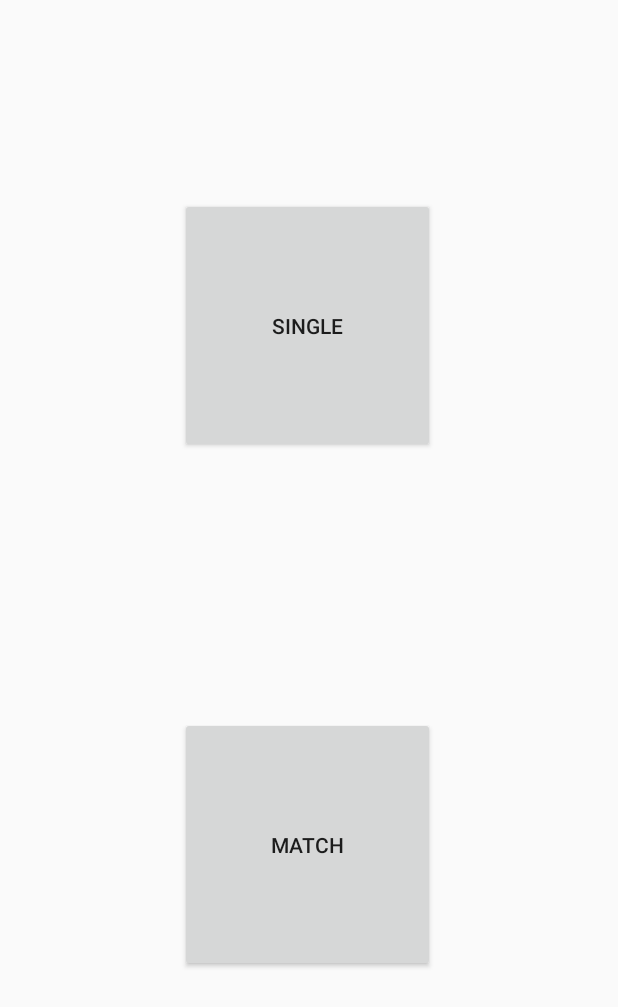
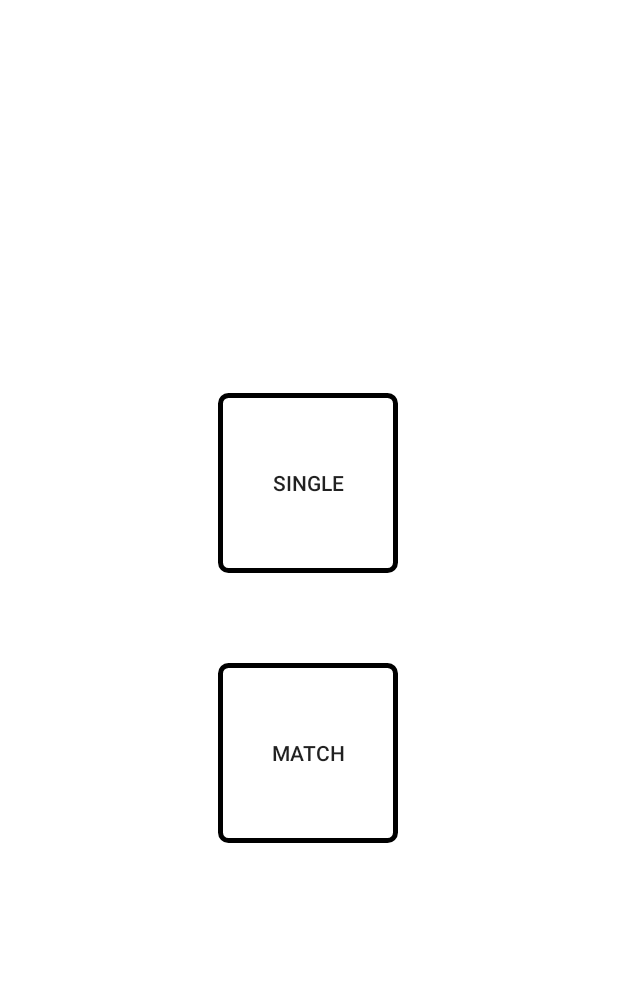
Before and after one commit to frokogithub/QuickScore, an Android app: the screen it shows after launch (MainActivity), on a phone screen of 412 x 824 dp. Shown: the top 1007 px of the screen. Run offline under Robolectric (Android 15) with nearby library versions, the phone set to English and light mode, and no system bars.

Commit message:
popr edytowanie

```diff
--- a/app/src/main/AndroidManifest.xml
+++ b/app/src/main/AndroidManifest.xml
@@ -13,16 +13,17 @@
         android:roundIcon="@mipmap/ic_launcher_round"
         android:supportsRtl="true"
         android:theme="@style/AppTheme.NoActionBar">
-        <activity android:name=".MainActivity">
+        <activity android:name=".MainActivity"
+            android:screenOrientation="portrait">
             <intent-filter>
                 <action android:name="android.intent.action.MAIN" />
                 <category android:name="android.intent.category.LAUNCHER"/>
-
             </intent-filter>
         </activity>
 
         <activity
-            android:name="SingleActivity">
+            android:name="SingleActivity"
+            android:screenOrientation="portrait">
         </activity>
 
         <activity
--- a/app/src/main/java/com/example/quickscore/SingleActivity.java
+++ b/app/src/main/java/com/example/quickscore/SingleActivity.java
@@ -105,7 +105,7 @@ public class SingleActivity extends BaseActivity {
                             unmarkEnd(editedEndIndex);
                             end[endIndex].setEditable(true);
                         }else{
-                            endIndex++;
+                            if (endIndex < NUMBER_OF_ENDS) endIndex++;
                             unmarkEnd(endIndex-1);
                         }
 
@@ -120,7 +120,7 @@ public class SingleActivity extends BaseActivity {
                         if(index!=endIndex){
                             editInProgressFlag = true;
                             editedEndIndex = index;
-                            unmarkEnd(endIndex);
+                            if(endIndex<NUMBER_OF_ENDS)unmarkEnd(endIndex);
                             markEnd(editedEndIndex);
                             end[endIndex].setEditable(false);
                             updateTotalSum();
@@ -295,7 +295,7 @@ public class SingleActivity extends BaseActivity {
         }else{
             activeEndIndex = endIndex;
         }
-        end[activeEndIndex].addScore(score);
+        if(activeEndIndex<NUMBER_OF_ENDS)end[activeEndIndex].addScore(score);
     }
 
 
--- /dev/null
+++ b/app/src/main/res/drawable/start_button_background.xml
@@ -0,0 +1,10 @@
+<?xml version="1.0" encoding="utf-8"?>
+<shape xmlns:android="http://schemas.android.com/apk/res/android"
+    android:shape="rectangle">
+
+    <solid android:color="@color/white_background"/>
+    <stroke android:width="3dp"
+        android:color="@color/black"/>
+    <corners
+        android:radius="5dp" />
+</shape>
--- a/app/src/main/res/layout/activity_main.xml
+++ b/app/src/main/res/layout/activity_main.xml
@@ -4,33 +4,41 @@
     xmlns:tools="http://schemas.android.com/tools"
     android:layout_width="match_parent"
     android:layout_height="match_parent"
+    android:background="@color/white_background"
     tools:context=".MainActivity">
 
     <Button
         android:id="@+id/b_Single"
-        android:layout_width="170dp"
-        android:layout_height="170dp"
+        style="@style/Widget.AppCompat.Button.Borderless"
+        android:layout_width="120dp"
+        android:layout_height="120dp"
         android:layout_marginStart="8dp"
-        android:layout_marginTop="132dp"
         android:layout_marginEnd="8dp"
+        android:layout_marginBottom="30dp"
+        android:background="@drawable/start_button_background"
         android:text="SINGLE"
+        app:layout_constraintBottom_toTopOf="@+id/guideline5"
         app:layout_constraintEnd_toEndOf="parent"
-        app:layout_constraintHorizontal_bias="0.497"
-        app:layout_constraintStart_toStartOf="parent"
-        app:layout_constraintTop_toTopOf="parent" />
+        app:layout_constraintHorizontal_bias="0.498"
+        app:layout_constraintStart_toStartOf="parent" />
 
     <Button
         android:id="@+id/b_Match"
-        android:layout_width="170dp"
-        android:layout_height="170dp"
-        android:layout_marginStart="8dp"
-        android:layout_marginTop="8dp"
-        android:layout_marginEnd="8dp"
-        android:layout_marginBottom="8dp"
+        style="@style/Widget.AppCompat.Button.Borderless"
+        android:layout_width="120dp"
+        android:layout_height="120dp"
+        android:layout_marginTop="60dp"
+        android:background="@drawable/start_button_background"
         android:text="MATCH"
+        app:layout_constraintEnd_toEndOf="@+id/b_Single"
+        app:layout_constraintTop_toBottomOf="@+id/b_Single" />
+
+    <androidx.constraintlayout.widget.Guideline
+        android:id="@+id/guideline5"
+        android:layout_width="wrap_content"
+        android:layout_height="wrap_content"
+        android:orientation="horizontal"
         app:layout_constraintBottom_toBottomOf="parent"
-        app:layout_constraintEnd_toEndOf="parent"
-        app:layout_constraintHorizontal_bias="0.497"
-        app:layout_constraintStart_toStartOf="parent"
-        app:layout_constraintTop_toBottomOf="@+id/b_Single" />
+        app:layout_constraintGuide_percent="0.5"
+        app:layout_constraintTop_toTopOf="parent" />
 </androidx.constraintlayout.widget.ConstraintLayout>
```
